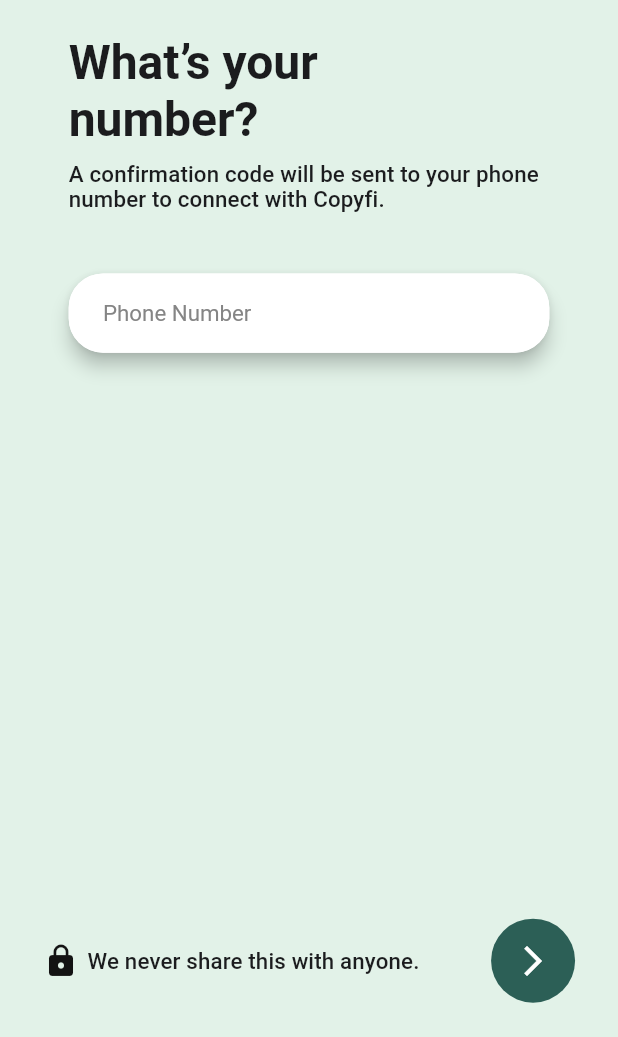
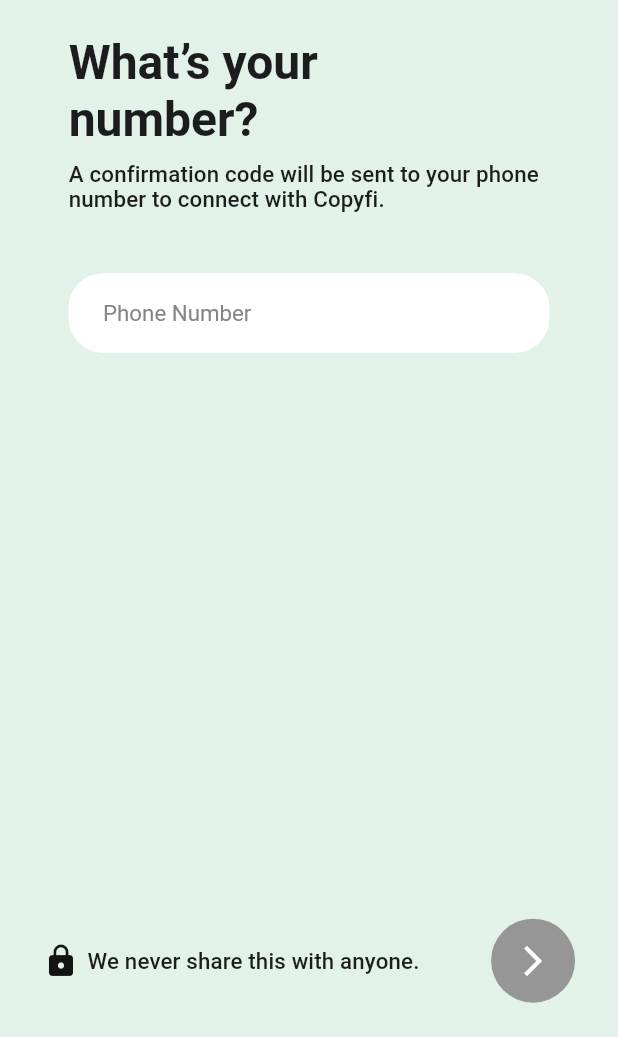
Before and after one commit to zameelabdulsamad/copyfi_flutter_mobile, a Flutter app: the screen it shows after launch, on a phone screen of 412 x 824 dp, the part 199-1236 px from its top. Run offline on Flutter 3.47's test engine with Material 2 defaults, Android fonts, the phone set to English and light mode, and no system bars; our stand-ins replace dartz, dio, equatable, flutter_bloc, flutter_screenutil, freezed_annotation and 1 more.

Commit message:
buttoncubit commit

```diff
--- /dev/null
+++ b/lib/core/presentation/manager/formcubit/formbutton.state.dart
@@ -0,0 +1,5 @@
+class FormButtonState {
+  final bool isButtonEnabled;
+
+  FormButtonState({required this.isButtonEnabled});
+}
--- /dev/null
+++ b/lib/core/presentation/manager/formcubit/formvalidation.cubit.dart
@@ -0,0 +1,26 @@
+import 'package:flutter/material.dart';
+import 'package:flutter_bloc/flutter_bloc.dart';
+import 'package:mobile/core/presentation/manager/formcubit/formbutton.state.dart';
+
+class FormValidationCubit extends Cubit<FormButtonState> {
+  final TextEditingController controller;
+  final bool Function(String) validator;
+
+  FormValidationCubit({required this.controller, required this.validator})
+      : super(FormButtonState(isButtonEnabled: false)) {
+    controller.addListener(_formChanged);
+  }
+
+  void _formChanged() {
+    emit(FormButtonState(
+      isButtonEnabled: validator(controller.text),
+    ));
+  }
+
+
+  @override
+  Future<void> close() {
+    controller.dispose();
+    return super.close();
+  }
+}
--- a/lib/core/presentation/widgets/customtextformfield.widget.dart
+++ b/lib/core/presentation/widgets/customtextformfield.widget.dart
@@ -27,11 +27,7 @@ class CustomTextFormField extends StatelessWidget {
 
   @override
   Widget build(BuildContext context) {
-    return Material(
-      color: Colors.transparent,
-      borderRadius: BorderRadius.circular(20.r),
-      elevation: 5,
-      child: TextFormField(
+    return TextFormField(
       style: Theme.of(context).textTheme.labelMedium,
       validator: validator,
       controller: controller,
@@ -46,7 +42,6 @@ class CustomTextFormField extends StatelessWidget {
         // enabledBorder: Theme.of(context).inputDecorationTheme.enabledBorder,
         // focusedBorder: Theme.of(context).inputDecorationTheme.focusedBorder,
       ),
-      ),
     );
   }
 }
--- a/lib/core/resources/colors.res.dart
+++ b/lib/core/resources/colors.res.dart
@@ -15,8 +15,10 @@ class ColorsRes {
   static const pageIndicatorInActiveDotColorLight = Color(0xffe2f2e8);
 
   //Button
-  static const buttonForegroundLight = Color(0xffffffff);
-  static const buttonBackgroundLight = Color(0xFF2C5F56);
+  static const buttonEnabledForegroundLight = Color(0xffffffff);
+  static const buttonEnabledBackgroundLight = Color(0xFF2C5F56);
+  static const buttonDisabledForegroundLight = Color(0xffffffff);
+  static const buttonDisabledBackgroundLight = Color(0xFF969696);
 
   static const buttonForegroundDark = Color(0xffffffff);
   static const buttonBackgroundDark = Color(0xffffffff);
@@ -31,6 +33,14 @@ class ColorsRes {
   static const textFieldHintColorDark = Color(0xff858585);
   static const textFieldTextColorDark = Color(0xff000000);
   static const textFieldBorderColorDark = Color(0xff858585);
+
+  //LinearProgressIndicator
+  static const progressIndicatorBackgroundColorLight = Color(0xffbebebe);
+  static const progressIndicatorValueColorLight = Color(0xff000000);
+
+  static const progressIndicatorBackgroundColorDark = Color(0xffbebebe);
+  static const progressIndicatorValueColorDark = Color(0xff000000);
+
 
 
   //Border
--- a/lib/core/resources/string.res.dart
+++ b/lib/core/resources/string.res.dart
@@ -8,6 +8,7 @@ class StringRes{
   static const String confirmationCodeStatementP1 = 'A confirmation code will be sent to your phone number to connect with Copyfi.';
   static const String privacyStatementP2 = 'We never share this with anyone.';
   static const String phoneNumberTextFieldHint = 'Phone Number';
+  static const String phoneNumberTextFieldValidator='Please check your number';
   //verifyOtpPage
   static const String verifyNumberH1 = 'Verify your number';
   static const String enterOtpP1 = 'Enter the code we’ve sent by text to ';
--- a/lib/core/utils/lighttheme.utils.dart
+++ b/lib/core/utils/lighttheme.utils.dart
@@ -80,10 +80,8 @@ class LightTheme {
     buttonTheme: const ButtonThemeData(
       buttonColor: ColorsRes.primaryColorLight,
     ),
-    floatingActionButtonTheme: const FloatingActionButtonThemeData(
-        backgroundColor: ColorsRes.buttonBackgroundLight,
-        elevation: 0,
-        foregroundColor: ColorsRes.buttonForegroundLight),
+
+
     textButtonTheme: TextButtonThemeData(
       style: TextButton.styleFrom(
         foregroundColor: ColorsRes.primaryColorLight,
--- a/lib/features/auth/presentation/pages/mobilenumber/mobilenumber.page.dart
+++ b/lib/features/auth/presentation/pages/mobilenumber/mobilenumber.page.dart
@@ -1,22 +1,43 @@
 import 'package:flutter/material.dart';
+import 'package:flutter_bloc/flutter_bloc.dart';
 import 'package:flutter_screenutil/flutter_screenutil.dart';
+import 'package:mobile/core/presentation/manager/formcubit/formbutton.state.dart';
+import 'package:mobile/core/presentation/manager/formcubit/formvalidation.cubit.dart';
 import 'package:mobile/core/presentation/widgets/copyfitexticon.widget.dart';
 import 'package:mobile/core/presentation/widgets/customtextformfield.widget.dart';
 import 'package:mobile/core/presentation/widgets/h1text.widget.dart';
 import 'package:mobile/core/presentation/widgets/p1text.widget.dart';
-import 'package:mobile/core/resources/colors.res.dart';
 import 'package:mobile/core/resources/string.res.dart';
 import 'package:mobile/core/utils/sizeconfig.utils.dart';
 import 'package:mobile/features/auth/presentation/widgets/bottomstatement.widget.dart';
 import 'package:mobile/features/auth/presentation/widgets/nextbutton.widget.dart';
 
+import '../../manager/mobilenumber/sendotpcubit/sendotp.cubit.dart';
+
 class MobileNumberPage extends StatelessWidget {
+  final GlobalKey<FormState> _formKey = GlobalKey<FormState>();
   final TextEditingController phoneController = TextEditingController();
 
   MobileNumberPage({Key? key}) : super(key: key);
 
   @override
   Widget build(BuildContext context) {
+    return MultiBlocProvider(
+      providers: [
+        BlocProvider(create: (context) => FormValidationCubit(
+        controller: phoneController,
+        validator: (value) {
+          return value.isNotEmpty;
+        })),
+        // BlocProvider(create: (context) => SendOtpCubit())
+
+
+      ],
+
+      child: BlocBuilder<FormValidationCubit, FormButtonState>(
+        builder: (context, state) {
+          final formValidationCubit =
+          BlocProvider.of<FormValidationCubit>(context);
           return Scaffold(
             appBar: AppBar(
               leading: IconButton(
@@ -27,6 +48,8 @@ class MobileNumberPage extends StatelessWidget {
             body: SafeArea(
               child: Padding(
                 padding: SizeConfig.paddingAll20,
+                child: Form(
+                  key: _formKey,
                   child: Column(
                     crossAxisAlignment: CrossAxisAlignment.start,
                     children: [
@@ -42,17 +65,29 @@ class MobileNumberPage extends StatelessWidget {
                           child: Column(
                             crossAxisAlignment: CrossAxisAlignment.start,
                             children: [
-                      const H1TextWidget(textContent: StringRes.askNumberH1),
+                              const H1TextWidget(
+                                  textContent: StringRes.askNumberH1),
                               SizeConfig.sizedBox5(context),
                               const P1TextWidget(
-                          textContent: StringRes.confirmationCodeStatementP1),
+                                  textContent:
+                                  StringRes.confirmationCodeStatementP1),
                               SizeConfig.sizedBox28(context),
-
                               CustomTextFormField(
                                   context: context,
                                   hintText: StringRes.phoneNumberTextFieldHint,
-                          validator: null,
-                          controller: phoneController,
+                                  validator: (value) {
+                                    if (value!.isEmpty || value == '') {
+                                      return StringRes
+                                          .phoneNumberTextFieldValidator;
+                                    } else if (value.length != 10) {
+                                      return StringRes
+                                          .phoneNumberTextFieldValidator;
+                                    } else if (value[0] == '0') {
+                                      return StringRes
+                                          .phoneNumberTextFieldValidator;
+                                    }
+                                  },
+                                  controller: formValidationCubit.controller,
                                   type: TextInputType.phone)
                             ],
                           ),
@@ -66,7 +101,11 @@ class MobileNumberPage extends StatelessWidget {
                                 icon: Icons.lock,
                               )),
                           NextButtonWidget(
-                    onPressed: () {},
+                            onPressed: () {
+                              if (_formKey.currentState!.validate()) {
+                                FocusScope.of(context).unfocus();
+                              }
+                            }, enabled: state.isButtonEnabled,
                           )
                         ],
                       ),
@@ -74,6 +113,10 @@ class MobileNumberPage extends StatelessWidget {
                   ),
                 ),
               ),
+            ),
+          );
+        },
+      ),
     );
   }
 }
--- a/lib/features/auth/presentation/widgets/bottomstatement.widget.dart
+++ b/lib/features/auth/presentation/widgets/bottomstatement.widget.dart
@@ -12,6 +12,24 @@ class BottomStatementWidget extends StatelessWidget {
 
   @override
   Widget build(BuildContext context) {
+    if(icon == null){
+      return Row(
+        children: [
+          Expanded(
+            child: Column(
+              children: [
+                Align(
+                  alignment: Alignment.centerLeft,
+                  child: P2TextWidget(textContent: textContent),
+                ),
+
+              ],
+            ),
+          ),
+        ],
+      );
+
+    }else{
       return Row(
         mainAxisAlignment: MainAxisAlignment.end,
         children: [
@@ -32,5 +50,9 @@ class BottomStatementWidget extends StatelessWidget {
           )
         ],
       );
+
+    }
+
+
   }
 }
--- a/lib/features/auth/presentation/widgets/nextbutton.widget.dart
+++ b/lib/features/auth/presentation/widgets/nextbutton.widget.dart
@@ -4,10 +4,11 @@ import 'package:mobile/core/utils/sizeconfig.utils.dart';
 
 class NextButtonWidget extends StatelessWidget {
   final void Function() onPressed;
+   bool enabled = false;
 
-  const NextButtonWidget({
+   NextButtonWidget({
     Key? key,
-    required this.onPressed,
+    required this.onPressed, required this.enabled,
   }) : super(key: key);
 
   @override
@@ -15,7 +16,10 @@ class NextButtonWidget extends StatelessWidget {
     return Padding(
       padding: SizeConfig.paddingHorizontal5,
       child: FloatingActionButton(
-        onPressed: onPressed,
+        onPressed: enabled?onPressed:null,
+        backgroundColor: enabled?ColorsRes.buttonEnabledBackgroundLight:ColorsRes.buttonDisabledBackgroundLight,
+        foregroundColor: enabled?ColorsRes.buttonEnabledForegroundLight:ColorsRes.buttonDisabledForegroundLight,
+        elevation: 0,
         child: const Icon(Icons.arrow_forward_ios),
       ),
     );
--- a/lib/main.dart
+++ b/lib/main.dart
@@ -4,6 +4,9 @@ import 'package:mobile/core/resources/colors.res.dart';
 import 'package:mobile/core/resources/string.res.dart';
 import 'package:mobile/core/utils/lighttheme.utils.dart';
 import 'package:mobile/features/auth/presentation/pages/mobilenumber/mobilenumber.page.dart';
+import 'package:mobile/features/auth/presentation/pages/mobilenumber/veridyotp.page.dart';
+import 'package:mobile/features/auth/presentation/pages/registeration.page.dart';
+import 'package:mobile/features/dashboard/presentation/pages/dashboard.page.dart';
 
 Future<void> main() async {
   await ScreenUtil.ensureScreenSize();
@@ -24,7 +27,7 @@ class MainApp extends StatelessWidget {
             title: StringRes.appName,
             debugShowCheckedModeBanner: false,
             theme: LightTheme.lightTheme,
-            home:  MobileNumberPage(),
+            home:   MobileNumberPage(),
           );
         }
     );
--- a/pubspec.yaml
+++ b/pubspec.yaml
@@ -23,6 +23,8 @@ dependencies:
 
   #UI
   flutter_screenutil: ^5.7.0
+  pin_code_fields: ^7.4.0
+  smooth_page_indicator: ^1.1.0
 
   #Utils
   dartz: ^0.10.1
```
Also changed, not shown: lib/features/auth/presentation/pages/mobilenumber/veridyotp.page.dart (+66 -0 lines), lib/features/auth/presentation/pages/registeration.page.dart (+149 -0 lines), lib/features/auth/presentation/widgets/otptextfield.widget.dart (added, +45 -0 lines), lib/features/dashboard/presentation/pages/dashboard.page.dart (added, +63 -0 lines), lib/features/dashboard/presentation/pages/tabs/files.tab.dart (added), lib/features/dashboard/presentation/pages/tabs/home.tab.dart (added), lib/features/dashboard/presentation/pages/tabs/locations.tab.dart (added), lib/features/dashboard/presentation/pages/tabs/profile.tab.dart (added), lib/features/dashboard/presentation/widgets/custombottomnavigationbar.widget.dart (added), pubspec.lock. Lines whose indentation alone changed are shown as unchanged.
